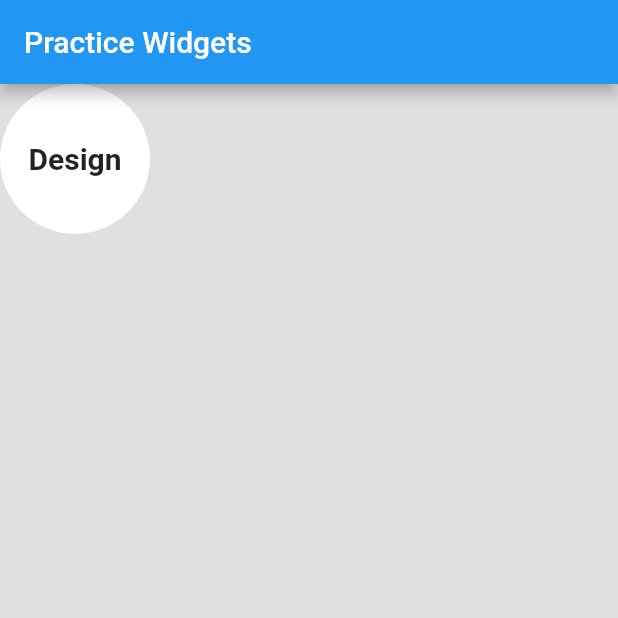
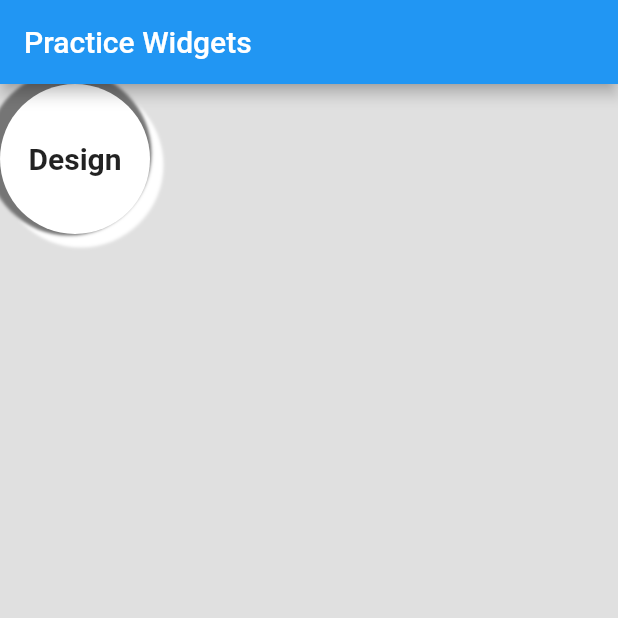
Before and after one commit to ahmedkaimkhani/SMIT-Flutter-Widgets-Learning, a Flutter app: the screen it shows after launch, on a phone screen of 412 x 824 dp, the top half of it. Run offline on Flutter 3.47's test engine with Material 2 defaults, Android fonts, the light colour scheme and no system bars.

Commit message:
practice

```diff
--- a/lib/practice.dart
+++ b/lib/practice.dart
@@ -17,7 +17,21 @@
               Container(
                 decoration: BoxDecoration(
                   color: Colors.white,
-                  borderRadius: BorderRadius.circular(100)
+                  borderRadius: BorderRadius.circular(100),
+                  boxShadow: [
+                    const BoxShadow(
+                      blurRadius: 1,
+                      spreadRadius: 5,
+                      offset: Offset(4, 4),
+                      color: Colors.white
+                    ),
+                    BoxShadow(
+                      blurRadius: 1,
+                      spreadRadius: 5,
+                      offset: const Offset(-4, -4),
+                      color: Colors.grey.shade600
+                    ),
+                  ]
                 ),
                 height: 100,
                 width: 100,
```
